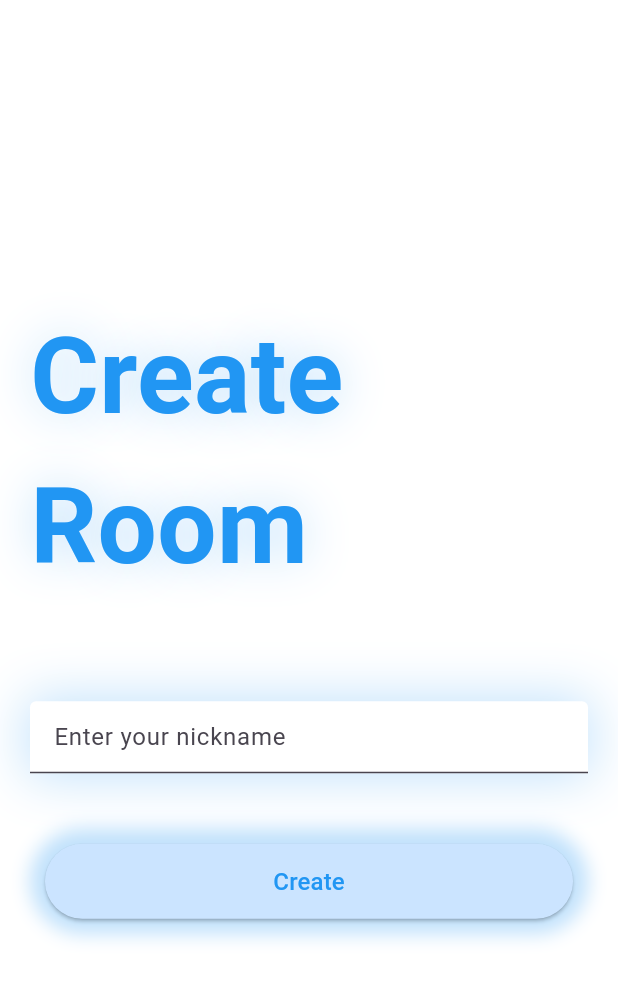
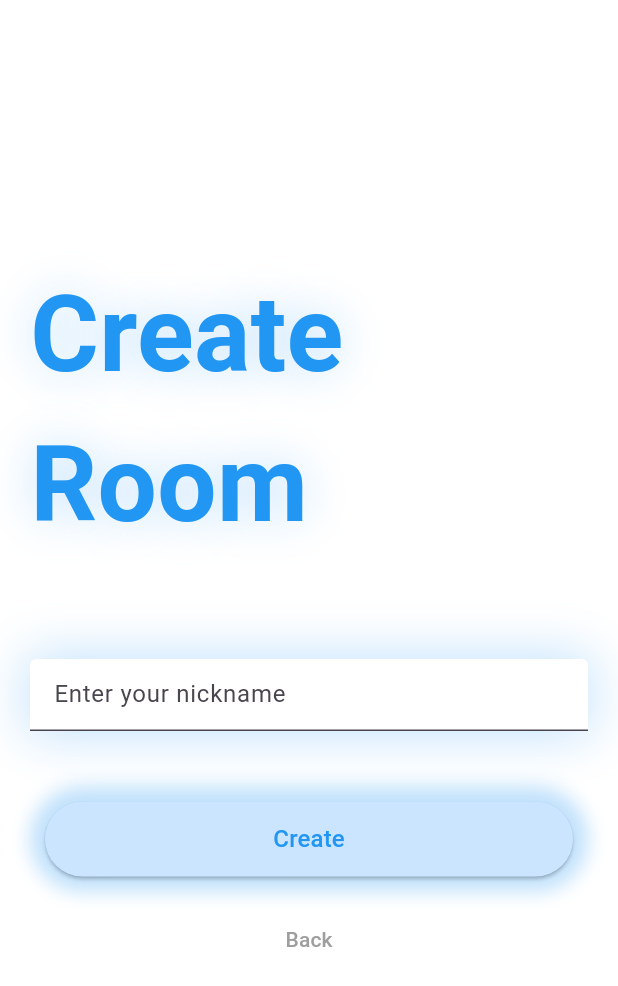
Before and after one commit to palmthirawut/TicTacToe, a Flutter app: the CreateRoom screen opened by its route, on a phone screen of 412 x 824 dp. Shown: the top 986 px of the screen. Run offline on Flutter 3.47's test engine with Material 3 defaults, Android fonts, the phone set to English and light mode, and no system bars; our stand-ins replace socket_io_client; network calls fail.

Commit message:
add back button

```diff
--- a/lib/screens/create_room.dart
+++ b/lib/screens/create_room.dart
@@ -53,6 +53,13 @@ class _CreateRoomState extends State<CreateRoom> {
             CustomButton(
                 onTap: () => _socketMethods.createRoom(_nameController.text),
                 text: 'Create'),
+            SizedBox(height: size.height * 0.01),
+            TextButton(
+                onPressed: () => Navigator.pop(context),
+                child: const Text(
+                  "Back",
+                  style: TextStyle(color: Colors.grey, fontSize: 14),
+                ))
           ],
         ),
       )),
```
Also changed, not shown: lib/screens/join_room.dart (+7 -0 lines), assets/game.png (added).
